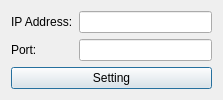
eveningwyn/ICT_UR10, file robotdialog.ui: the form before one commit.
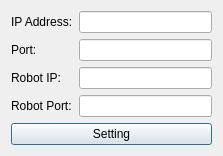
The form after the commit. Icons and pictures are not drawn.

```diff
--- a/robotdialog.ui
+++ b/robotdialog.ui
@@ -7,7 +7,7 @@
     <x>0</x>
     <y>0</y>
     <width>223</width>
-    <height>93</height>
+    <height>146</height>
    </rect>
   </property>
   <property name="windowTitle">
@@ -21,6 +21,19 @@
    <enum>Qt::LeftToRight</enum>
   </property>
   <layout class="QGridLayout" name="gridLayout">
+   <item row="4" column="1">
+    <widget class="QLineEdit" name="lineEditRobotPort"/>
+   </item>
+   <item row="4" column="0">
+    <widget class="QLabel" name="labelRobotPort">
+     <property name="layoutDirection">
+      <enum>Qt::RightToLeft</enum>
+     </property>
+     <property name="text">
+      <string>Robot Port:</string>
+     </property>
+    </widget>
+   </item>
    <item row="0" column="0">
     <widget class="QLabel" name="labelIPAddress">
      <property name="layoutDirection">
@@ -31,9 +44,6 @@
      </property>
     </widget>
    </item>
-   <item row="0" column="1">
-    <widget class="QLineEdit" name="lineEditIPAddress"/>
-   </item>
    <item row="1" column="0">
     <widget class="QLabel" name="labelPort">
      <property name="layoutDirection">
@@ -47,7 +57,10 @@
    <item row="1" column="1">
     <widget class="QLineEdit" name="lineEditPort"/>
    </item>
-   <item row="2" column="0" colspan="2">
+   <item row="0" column="1">
+    <widget class="QLineEdit" name="lineEditIPAddress"/>
+   </item>
+   <item row="5" column="0" colspan="2">
     <widget class="QPushButton" name="Setting">
      <property name="text">
       <string>Setting</string>
@@ -58,6 +71,19 @@
      </property>
     </widget>
    </item>
+   <item row="3" column="1">
+    <widget class="QLineEdit" name="lineEditRobotPAddress"/>
+   </item>
+   <item row="3" column="0">
+    <widget class="QLabel" name="labelRobotIPAddress">
+     <property name="layoutDirection">
+      <enum>Qt::RightToLeft</enum>
+     </property>
+     <property name="text">
+      <string>Robot IP:</string>
+     </property>
+    </widget>
+   </item>
   </layout>
  </widget>
  <resources>
```
